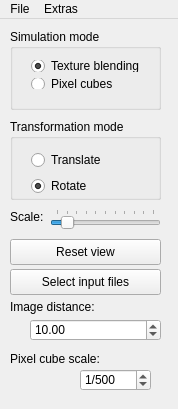
Before: the Qt Designer form glxraysim/mainwindow.ui in ulikoehler/xraysim, drawn with Qt 5.
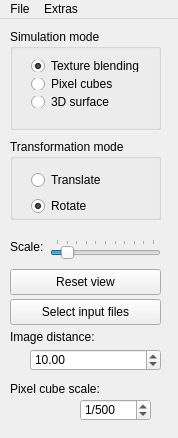
After: the same form once the commit is applied.

Diff of the .ui file:
```diff
--- a/glxraysim/mainwindow.ui
+++ b/glxraysim/mainwindow.ui
@@ -7,7 +7,7 @@
     <x>0</x>
     <y>0</y>
     <width>178</width>
-    <height>409</height>
+    <height>438</height>
    </rect>
   </property>
   <property name="windowTitle">
@@ -18,7 +18,7 @@
     <property name="geometry">
      <rect>
       <x>10</x>
-      <y>100</y>
+      <y>120</y>
       <width>151</width>
       <height>81</height>
      </rect>
@@ -69,7 +69,7 @@
     <property name="geometry">
      <rect>
       <x>10</x>
-      <y>220</y>
+      <y>250</y>
       <width>151</width>
       <height>26</height>
      </rect>
@@ -82,7 +82,7 @@
     <property name="geometry">
      <rect>
       <x>10</x>
-      <y>190</y>
+      <y>220</y>
       <width>41</width>
       <height>16</height>
      </rect>
@@ -95,7 +95,7 @@
     <property name="geometry">
      <rect>
       <x>50</x>
-      <y>190</y>
+      <y>220</y>
       <width>111</width>
       <height>20</height>
      </rect>
@@ -125,7 +125,7 @@
       <x>10</x>
       <y>10</y>
       <width>151</width>
-      <height>81</height>
+      <height>101</height>
      </rect>
     </property>
     <property name="title">
@@ -137,7 +137,7 @@
        <x>10</x>
        <y>20</y>
        <width>131</width>
-       <height>51</height>
+       <height>70</height>
       </rect>
      </property>
      <layout class="QVBoxLayout" name="verticalLayout">
@@ -158,6 +158,13 @@
         </property>
        </widget>
       </item>
+      <item>
+       <widget class="QRadioButton" name="surfaceRadioButton">
+        <property name="text">
+         <string>3D surface</string>
+        </property>
+       </widget>
+      </item>
      </layout>
     </widget>
    </widget>
@@ -165,7 +172,7 @@
     <property name="geometry">
      <rect>
       <x>10</x>
-      <y>250</y>
+      <y>280</y>
       <width>151</width>
       <height>26</height>
      </rect>
@@ -178,7 +185,7 @@
     <property name="geometry">
      <rect>
       <x>10</x>
-      <y>280</y>
+      <y>310</y>
       <width>92</width>
       <height>16</height>
      </rect>
@@ -191,7 +198,7 @@
     <property name="geometry">
      <rect>
       <x>30</x>
-      <y>300</y>
+      <y>330</y>
       <width>131</width>
       <height>22</height>
      </rect>
@@ -210,7 +217,7 @@
     <property name="geometry">
      <rect>
       <x>10</x>
-      <y>330</y>
+      <y>360</y>
       <width>111</width>
       <height>20</height>
      </rect>
@@ -223,7 +230,7 @@
     <property name="geometry">
      <rect>
       <x>80</x>
-      <y>350</y>
+      <y>380</y>
       <width>71</width>
       <height>22</height>
      </rect>
```
